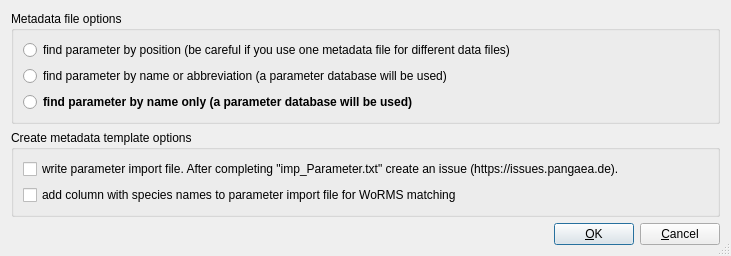
Old version of the form trunk/Forms/MetadataTemplateOptionsDialog/metadatatemplateoptionsdialog.ui in the repository pangaea-data-publisher/Split2Events.
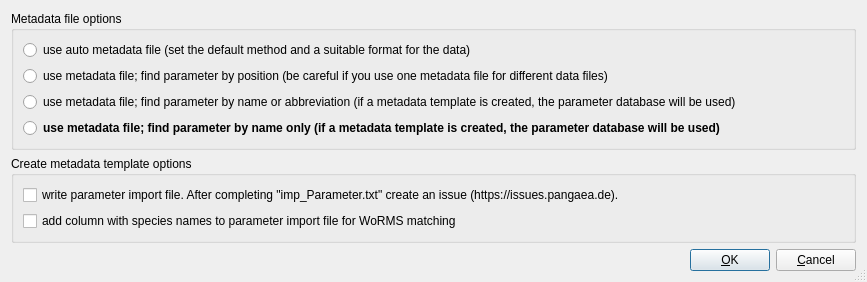
New version of the form.

Commit message: Metadata template options dialog - new option "Auto"

Diff of the .ui file:
```diff
--- a/trunk/Forms/MetadataTemplateOptionsDialog/metadatatemplateoptionsdialog.ui
+++ b/trunk/Forms/MetadataTemplateOptionsDialog/metadatatemplateoptionsdialog.ui
@@ -6,8 +6,8 @@
    <rect>
     <x>0</x>
     <y>0</y>
-    <width>731</width>
-    <height>243</height>
+    <width>867</width>
+    <height>262</height>
    </rect>
   </property>
   <property name="windowTitle">
@@ -24,20 +24,27 @@
      </property>
      <layout class="QGridLayout" name="gridLayout_2">
       <item row="0" column="0">
+       <widget class="QRadioButton" name="useAutoMetadataFileRadioButton">
+        <property name="text">
+         <string>use auto metadata file (set the default method and a suitable format for the data)</string>
+        </property>
+       </widget>
+      </item>
+      <item row="1" column="0">
        <widget class="QRadioButton" name="findByPositionRadioButton">
         <property name="text">
-         <string>find parameter by position (be careful if you use one metadata file for different data files)</string>
+         <string>use metadata file; find parameter by position (be careful if you use one metadata file for different data files)</string>
         </property>
        </widget>
       </item>
-      <item row="1" column="0">
+      <item row="2" column="0">
        <widget class="QRadioButton" name="findByNameOrAbbreviationRadioButton">
         <property name="text">
-         <string>find parameter by name or abbreviation (a parameter database will be used)</string>
+         <string>use metadata file; find parameter by name or abbreviation (if a metadata template is created, the parameter database will be used)</string>
         </property>
        </widget>
       </item>
-      <item row="2" column="0">
+      <item row="3" column="0">
        <widget class="QRadioButton" name="findByNameOnlyRadioButton">
         <property name="font">
          <font>
@@ -46,7 +53,7 @@
          </font>
         </property>
         <property name="text">
-         <string>find parameter by name only (a parameter database will be used)</string>
+         <string>use metadata file; find parameter by name only (if a metadata template is created, the parameter database will be used)</string>
         </property>
        </widget>
       </item>
```
Left out of the diff: 1 changed line with no effect on the pictures. The commit also changes 5 other files.
